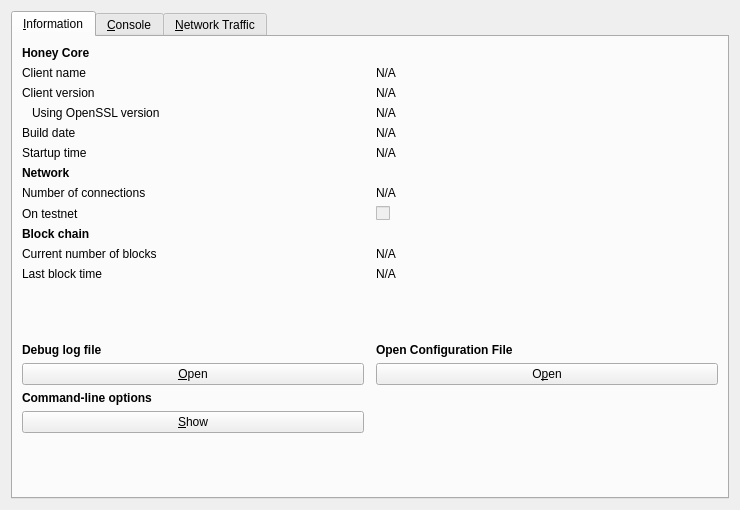
This is src/qt/forms/rpcconsole.ui in cryptofun/honey as Qt 5 draws it before an edit. The edited form follows.
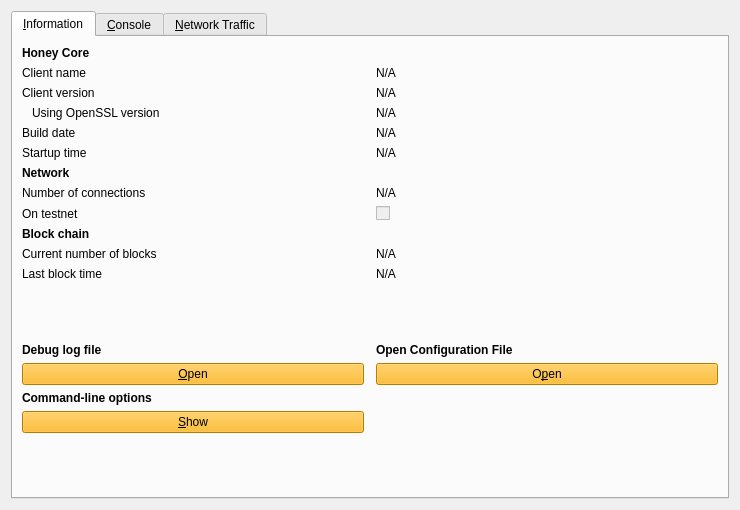
This is the edited form. Icons and pictures are not drawn. Custom widgets are drawn as their Qt base class.

```diff
--- a/src/qt/forms/rpcconsole.ui
+++ b/src/qt/forms/rpcconsole.ui
@@ -23,7 +23,7 @@
       <attribute name="title">
        <string>&amp;Information</string>
       </attribute>
-      <layout class="QGridLayout" name="gridLayout" columnstretch="0,0,0">
+      <layout class="QGridLayout" name="gridLayout" columnstretch="0,0">
        <property name="horizontalSpacing">
         <number>12</number>
        </property>
@@ -163,6 +163,9 @@
          <property name="toolTip">
           <string>Open the Honey debug log file from the current data directory. This can take a few seconds for large log files.</string>
          </property>
+         <property name="styleSheet">
+          <string notr="true">background-color: rgb(255, 175, 0);</string>
+         </property>
          <property name="text">
           <string>&amp;Open</string>
          </property>
@@ -189,6 +192,9 @@
          <property name="toolTip">
           <string>Show the Honey-Qt help message to get a list with possible Honey command-line options.</string>
          </property>
+         <property name="styleSheet">
+          <string notr="true">background-color: rgb(255, 175, 0);</string>
+         </property>
          <property name="text">
           <string>&amp;Show</string>
          </property>
@@ -353,6 +359,9 @@
          <property name="toolTip">
           <string>Open the Honey configuration file from the current data directory.</string>
          </property>
+         <property name="styleSheet">
+          <string notr="true">background-color: rgb(255, 175, 0);</string>
+         </property>
          <property name="text">
           <string>O&amp;pen</string>
          </property>
```
Left out of the diff: 9 changed lines with no effect on the pictures.
